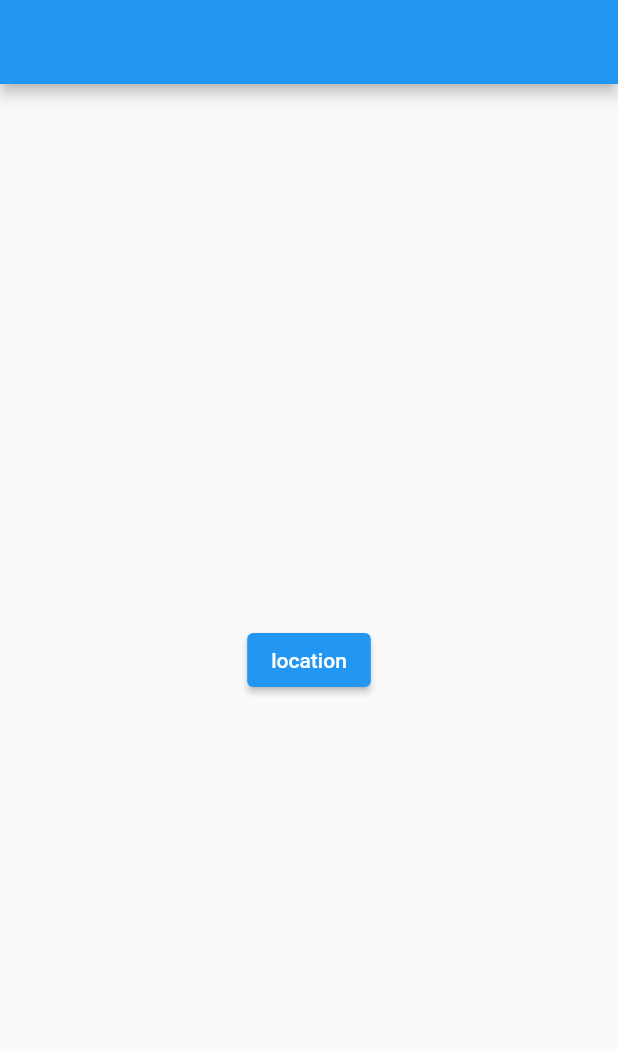
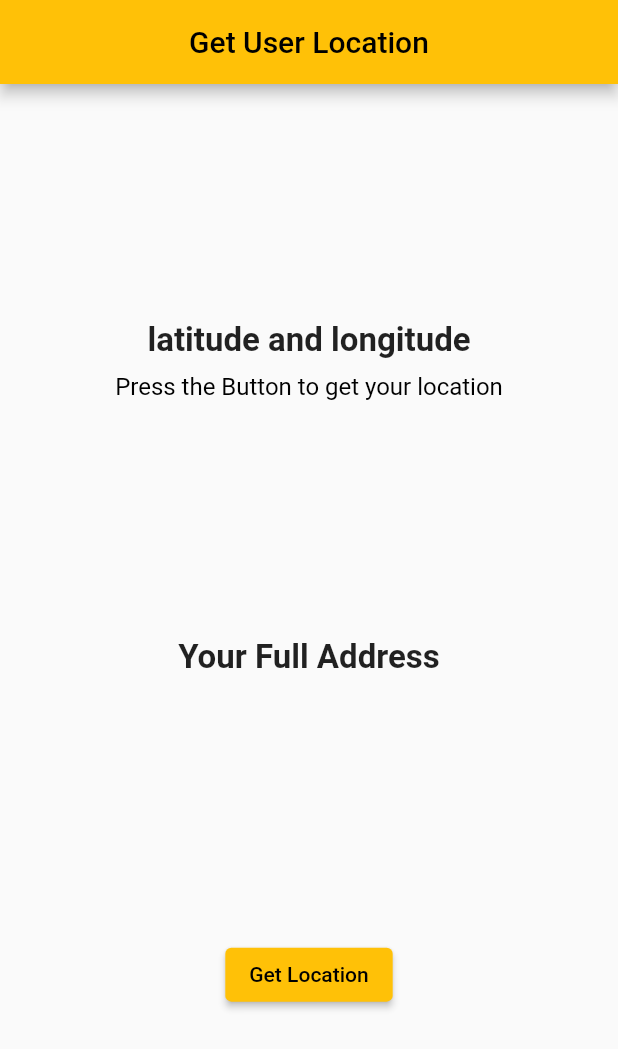
Before and after one commit to jaafarfares/flutter_basic_futures_setup, a Flutter app: the screen it shows after launch, on a phone screen of 412 x 824 dp. Shown: the top 1049 px of the screen. Run offline on Flutter 3.47's test engine with Material 2 defaults, Android fonts, the phone set to English and light mode, and no system bars; our stand-ins replace awesome_dialog, firebase_auth, firebase_core, geocoding, geolocator, google_sign_in; missing offline and left inert: flutter_facebook_auth, flutterfire_ui; accounts and stored records are empty.

Commit message:
get user current location using geolocator package and geocoding package

```diff
--- a/geolocator_setup/lib/main.dart
+++ b/geolocator_setup/lib/main.dart
@@ -1,6 +1,7 @@
 import 'package:awesome_dialog/awesome_dialog.dart';
 import 'package:flutter/material.dart';
 import 'package:geolocator/geolocator.dart';
+import 'package:geocoding/geocoding.dart';
 
 void main() {
   runApp(const MyApp());
@@ -9,34 +10,69 @@ void main() {
 class MyApp extends StatelessWidget {
   const MyApp({super.key});
 
-  // This widget is the root of your application.
   @override
   Widget build(BuildContext context) {
     return MaterialApp(
+      debugShowCheckedModeBanner: false,
       title: 'Flutter Demo',
       theme: ThemeData(
-        primarySwatch: Colors.blue,
+        primarySwatch: Colors.amber,
       ),
-      home: const MyHomePage(title: 'Flutter Demo Home Page'),
+      home: const MyHomePage(),
     );
   }
 }
 
 class MyHomePage extends StatefulWidget {
-  const MyHomePage({super.key, required this.title});
-
-  final String title;
+  const MyHomePage({super.key});
 
   @override
   State<MyHomePage> createState() => _MyHomePageState();
 }
 
 class _MyHomePageState extends State<MyHomePage> {
-  Future getposition() async {
+  String location = 'Press the Button to get your location';
+  String Address = '';
+
+  Future<Position> _getGeoLocationPosition() async {
+    bool servicessaccess;
+    LocationPermission permission;
+    servicessaccess = await Geolocator.isLocationServiceEnabled();
+    if (!servicessaccess) {
+      await Geolocator.openLocationSettings();
+      AwesomeDialog(
+          context: context,
+          title: "services",
+          body: Text("sevices not enabledd"))
+        ..show();
+    }
+    permission = await Geolocator.checkPermission();
+    if (permission == LocationPermission.denied) {
+      permission = await Geolocator.requestPermission();
+      if (permission == LocationPermission.denied) {
+        AwesomeDialog(
+            context: context,
+            title: "services",
+            body: Text("Your Location permissions are denied "))
+          ..show();
+      }
+    }
+    if (permission == LocationPermission.deniedForever) {
+      AwesomeDialog(
+          context: context,
+          title: "services",
+          body: Text("Your Location permissions are permanently denied."))
+        ..show();
+    }
+    return await Geolocator.getCurrentPosition(
+        desiredAccuracy: LocationAccuracy.high);
+  }
+
+/*   Future getposition() async {
     bool services;
     LocationPermission permession;
 
-    services = await Geolocator.isLocationServiceEnabled();
+    services = await Geolocator.isLocationservicessaccess();
     if (services == false) {
       AwesomeDialog(
           context: context,
@@ -57,13 +93,21 @@ class _MyHomePageState extends State<MyHomePage> {
   }
 
   Future<Position> getlongatti() async {
-    return await Geolocator.getCurrentPosition().then((value) => value);
+    return await Geolocator.getCurrentPosition(desiredAccuracy: LocationAccuracy.high).then((value) => value);
   }
 
   @override
   void initState() {
     getposition();
     super.initState();
+  }*/
+  Future<void> GetAddressFromLatLong(Position position) async {
+    List<Placemark> fulladress =
+        await placemarkFromCoordinates(position.latitude, position.longitude);
+    Placemark place = fulladress[0];
+    Address =
+        '${place.street} ${place.subLocality}, ${place.locality}, ${place.postalCode}, ${place.country}';
+    setState(() {});
   }
 
   @override
@@ -71,19 +115,52 @@ class _MyHomePageState extends State<MyHomePage> {
     var correntlocation;
 
     return Scaffold(
-      appBar: AppBar(),
-      body: SafeArea(
-          child: Center(
-              child: ElevatedButton(
-        child: Text("location"),
-        onPressed: () async {
-          correntlocation = await getlongatti();
-          print("==========================");
-          // display Latitude and Longitude in the console
-          print(correntlocation);
-          print("==========================");
-        },
-      ))),
+      appBar: AppBar(
+        title: Text('Get User Location'),
+        centerTitle: true,
+      ),
+      body: Center(
+        child: Column(
+          mainAxisAlignment: MainAxisAlignment.center,
+          children: [
+            const Spacer(),
+            const Padding(
+              padding: const EdgeInsets.all(8.0),
+              child: Text(
+                'latitude and longitude',
+                style: TextStyle(fontSize: 22, fontWeight: FontWeight.bold),
+              ),
+            ),
+            Text(
+              location,
+              style: TextStyle(color: Colors.black, fontSize: 16),
+            ),
+            const Spacer(),
+            const Padding(
+              padding: EdgeInsets.all(8.0),
+              child: Text(
+                'Your Full Address',
+                style: TextStyle(fontSize: 22, fontWeight: FontWeight.bold),
+              ),
+            ),
+            Padding(
+              padding:
+                  const EdgeInsets.only(left: 40, top: 0, right: 40, bottom: 0),
+              child: Text('${Address}'),
+            ),
+            const Spacer(),
+            ElevatedButton(
+                onPressed: () async {
+                  Position position = await _getGeoLocationPosition();
+                  location =
+                      'latitude: ${position.latitude} , longitude: ${position.longitude}';
+                  GetAddressFromLatLong(position);
+                },
+                child: Text('Get Location')),
+            const Spacer(),
+          ],
+        ),
+      ),
     );
   }
 }
--- a/geolocator_setup/pubspec.yaml
+++ b/geolocator_setup/pubspec.yaml
@@ -37,6 +37,7 @@ dependencies:
   cupertino_icons: ^1.0.2
   geolocator: ^9.0.2
   awesome_dialog: ^3.0.2
+  geocoding: ^2.1.0
 
 dev_dependencies:
   flutter_test:
```
Also changed, not shown: geolocator_setup/pubspec.lock, 2 other files.
